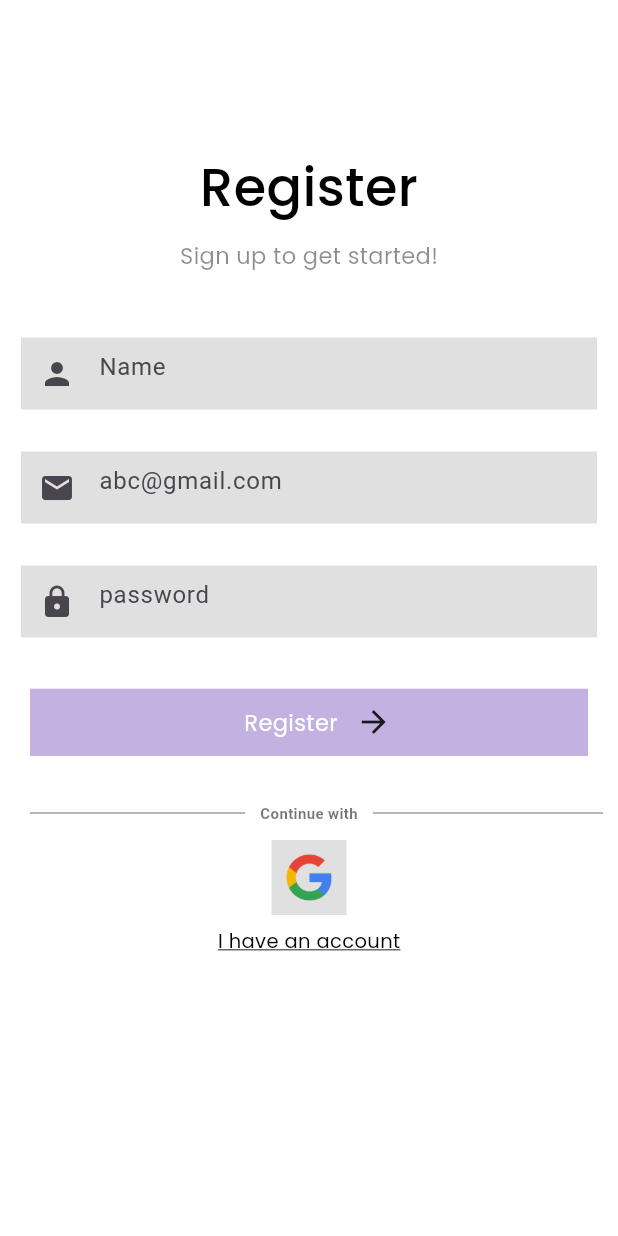
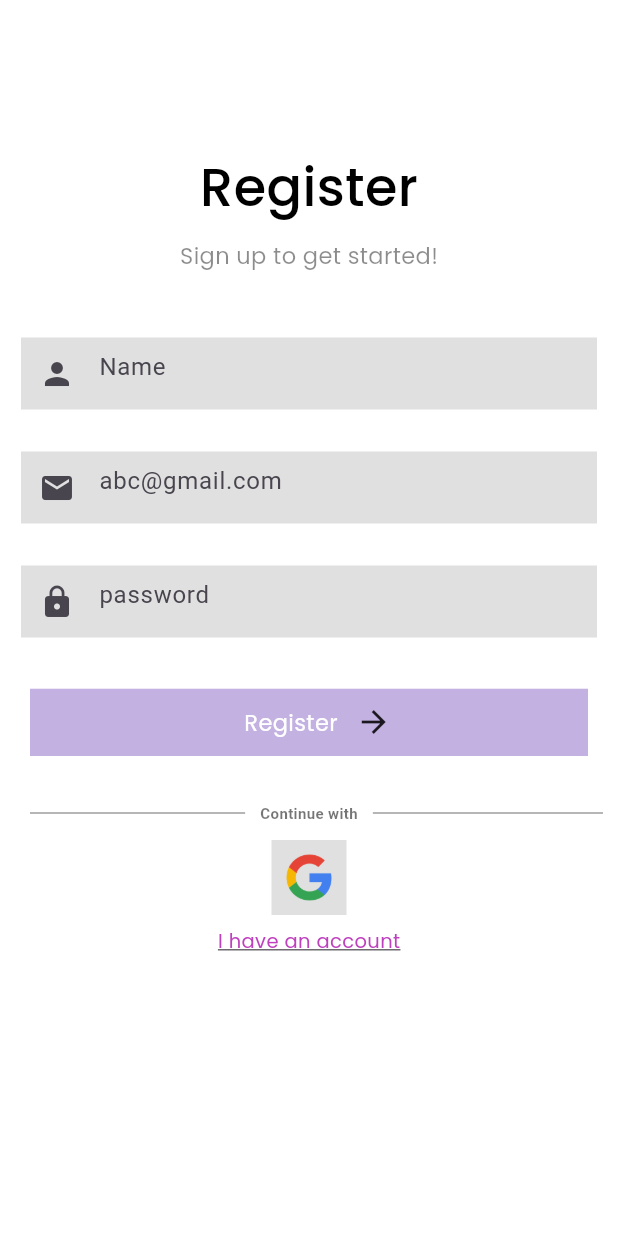
Before and after one commit to himanshiiiiii/mockmaster, a Flutter app: the screen it shows after launch, on a phone screen of 412 x 824 dp. Run offline on Flutter 3.47's test engine with Material 3 defaults, Android fonts, the phone set to English and light mode, and no system bars; our stand-ins replace google_fonts, lottie.

Commit message:
change color

```diff
--- a/lib/utils/colors.dart
+++ b/lib/utils/colors.dart
@@ -1,4 +1,4 @@
 import 'package:flutter/material.dart';
 
 const buttonColor = Color(0xffC3B1E1);
-const textColor=Color(0xff000000);
+const textColor=Color(0xffBF40BF);
```
